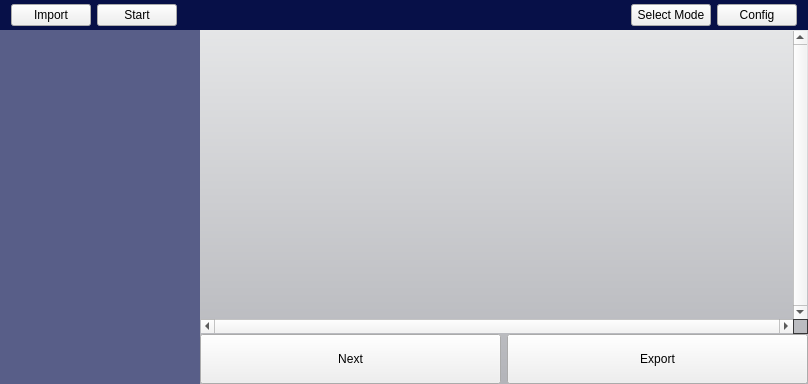
Old version of the form IntelliGraph/mainwindow.ui in the repository SEGroup10/IntelliGraph.
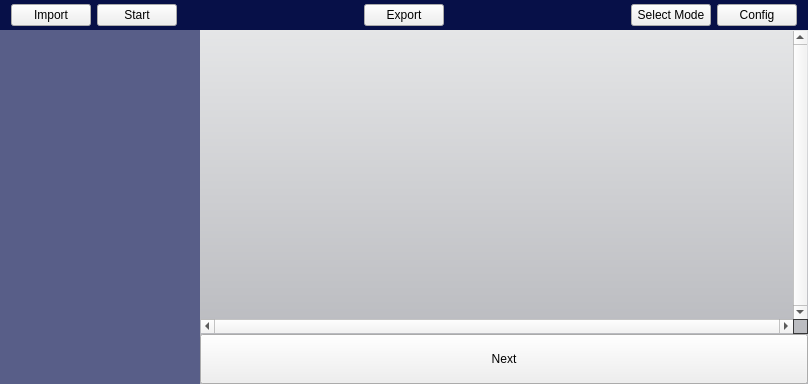
New version of the form. Icons and pictures are not drawn.

Commit message:
Next button now even bigger
And the export button temporarily moved to the top

```diff
--- a/IntelliGraph/mainwindow.ui
+++ b/IntelliGraph/mainwindow.ui
@@ -87,6 +87,32 @@
          </property>
         </widget>
        </item>
+       <item>
+        <spacer name="horizontalSpacer_2">
+         <property name="orientation">
+          <enum>Qt::Horizontal</enum>
+         </property>
+         <property name="sizeHint" stdset="0">
+          <size>
+           <width>40</width>
+           <height>20</height>
+          </size>
+         </property>
+        </spacer>
+       </item>
+       <item>
+        <widget class="QPushButton" name="exportButton">
+         <property name="minimumSize">
+          <size>
+           <width>0</width>
+           <height>0</height>
+          </size>
+         </property>
+         <property name="text">
+          <string>Export</string>
+         </property>
+        </widget>
+       </item>
        <item>
         <spacer name="horizontalSpacer">
          <property name="orientation">
@@ -204,19 +230,6 @@
                </property>
               </widget>
              </item>
-             <item>
-              <widget class="QPushButton" name="exportButton">
-               <property name="minimumSize">
-                <size>
-                 <width>0</width>
-                 <height>50</height>
-                </size>
-               </property>
-               <property name="text">
-                <string>Export</string>
-               </property>
-              </widget>
-             </item>
             </layout>
            </widget>
           </item>
```
